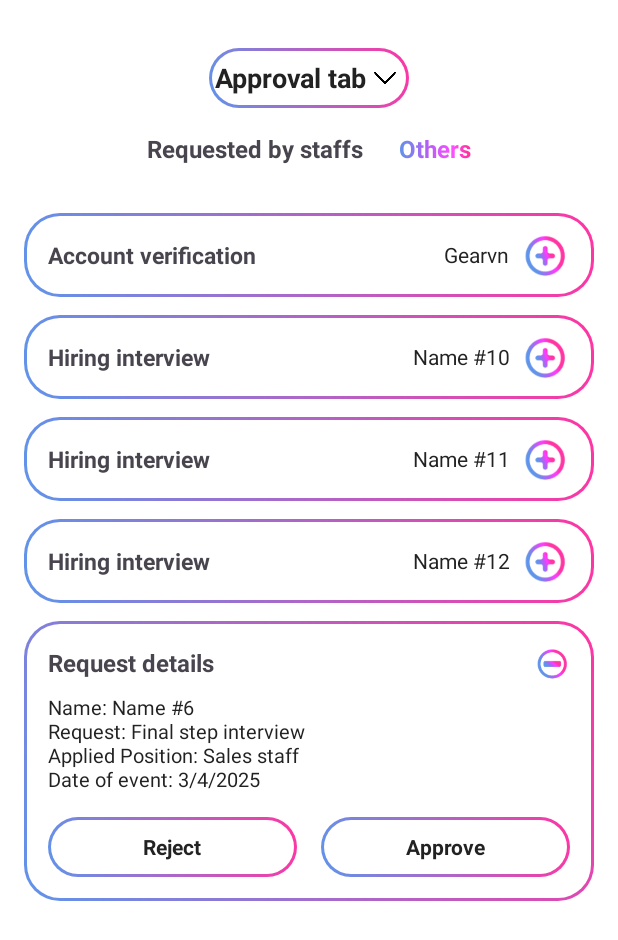
After one commit to kelvincodevn/PRM392_Project, an Android app: the layout admin_approval_others.xml on its own in the app's theme, with its tools: preview values and no code run, on a phone screen of 412 x 824 dp. The commit adds this screen. Shown: the top 940 px of the screen. Run offline under Robolectric (Android 15) with nearby library versions, the phone set to English and light mode, and no system bars.

Commit message:
add more tabs

```diff
--- a/app/src/main/AndroidManifest.xml
+++ b/app/src/main/AndroidManifest.xml
@@ -12,7 +12,7 @@
         android:supportsRtl="true"
         android:theme="@style/Theme.PCBuilderGuideApp"
         tools:targetApi="31">
-        <activity android:name=".MainActivity" android:exported="true">
+        <activity android:name=".AdminDashboardActivity" android:exported="true">
             <intent-filter>
                 <action android:name="android.intent.action.MAIN" />
                 <category android:name="android.intent.category.LAUNCHER" />
--- a/app/src/main/java/com/example/pcbuilderguideapp/AdminDashboardActivity.java
+++ b/app/src/main/java/com/example/pcbuilderguideapp/AdminDashboardActivity.java
@@ -5,14 +5,14 @@ import android.view.LayoutInflater;
 import android.view.View;
 import android.widget.LinearLayout;
 import android.widget.PopupWindow;
-import android.widget.TextView;
+
 import androidx.appcompat.app.AppCompatActivity;
 
 public class AdminDashboardActivity extends AppCompatActivity {
     @Override
     protected void onCreate(Bundle savedInstanceState) {
         super.onCreate(savedInstanceState);
-        setContentView(R.layout.admin_dashboard);
+        setContentView(R.layout.admin_general_dashboard);
 
         View dropdownButton = findViewById(R.id.dropdown_container);
         dropdownButton.setOnClickListener(v -> {
--- /dev/null
+++ b/app/src/main/res/layout/admin_approval_others.xml
@@ -0,0 +1,312 @@
+<?xml version="1.0" encoding="utf-8"?>
+<androidx.constraintlayout.widget.ConstraintLayout xmlns:android="http://schemas.android.com/apk/res/android"
+    xmlns:app="http://schemas.android.com/apk/res-auto"
+    android:layout_width="match_parent"
+    android:layout_height="match_parent"
+    android:background="#FFF">
+
+    <!-- Dropdown for Approval tab -->
+    <LinearLayout
+        android:id="@+id/approval_dropdown_container"
+        android:layout_width="wrap_content"
+        android:layout_height="40dp"
+        android:orientation="horizontal"
+        android:background="@drawable/custom_button"
+        android:padding="4dp"
+        android:layout_marginTop="32dp"
+        android:gravity="center_vertical"
+        app:layout_constraintTop_toTopOf="parent"
+        app:layout_constraintStart_toStartOf="parent"
+        app:layout_constraintEnd_toEndOf="parent">
+
+        <TextView
+            android:id="@+id/approval_dropdown_text"
+            android:layout_width="wrap_content"
+            android:layout_height="wrap_content"
+            android:text="Approval tab"
+            android:textStyle="bold"
+            android:textColor="#222"
+            android:textSize="18sp" />
+
+        <ImageView
+            android:id="@+id/approval_dropdown_icon"
+            android:layout_width="24dp"
+            android:layout_height="24dp"
+            android:src="@drawable/icon_dropdown"
+            android:contentDescription="Dropdown" />
+    </LinearLayout>
+
+    <!-- Tabs: Requested by staffs / Others -->
+    <LinearLayout
+        android:id="@+id/approval_tabs_container"
+        android:layout_width="wrap_content"
+        android:layout_height="wrap_content"
+        android:orientation="horizontal"
+        android:layout_marginTop="16dp"
+        app:layout_constraintTop_toBottomOf="@id/approval_dropdown_container"
+        app:layout_constraintStart_toStartOf="parent"
+        app:layout_constraintEnd_toEndOf="parent">
+
+        <TextView
+            android:id="@+id/tab_requested_by_staffs"
+            android:layout_width="wrap_content"
+            android:layout_height="wrap_content"
+            android:text="Requested by staffs"
+            android:textSize="16sp"
+            android:textStyle="bold"
+            android:paddingEnd="24dp"
+            android:paddingBottom="8dp"/>
+        <com.example.pcbuilder.GradientTextView
+            android:id="@+id/tab_others"
+            android:layout_width="wrap_content"
+            android:layout_height="wrap_content"
+            android:text="Others"
+            android:textSize="16sp"
+            android:textStyle="bold"
+            android:textColor="#222"
+            android:paddingBottom="8dp" />
+    </LinearLayout>
+
+    <!-- Scrollable list of requests -->
+    <ScrollView
+        android:layout_width="0dp"
+        android:layout_height="0dp"
+        android:layout_marginTop="24dp"
+        android:layout_marginStart="16dp"
+        android:layout_marginEnd="16dp"
+        app:layout_constraintTop_toBottomOf="@id/approval_tabs_container"
+        app:layout_constraintStart_toStartOf="parent"
+        app:layout_constraintEnd_toEndOf="parent"
+        app:layout_constraintBottom_toBottomOf="parent">
+
+        <LinearLayout
+            android:id="@+id/requests_list"
+            android:layout_width="match_parent"
+            android:layout_height="wrap_content"
+            android:orientation="vertical">
+
+            <!-- Example Request Item (Collapsed) - Account verification -->
+            <FrameLayout
+                android:layout_width="match_parent"
+                android:layout_height="56dp"
+                android:layout_marginBottom="12dp"
+                android:background="@drawable/custom_button">
+                <LinearLayout
+                    android:layout_width="match_parent"
+                    android:layout_height="match_parent"
+                    android:orientation="horizontal"
+                    android:gravity="center_vertical"
+                    android:paddingStart="16dp"
+                    android:paddingEnd="16dp">
+                    <TextView
+                        android:layout_width="0dp"
+                        android:layout_height="wrap_content"
+                        android:layout_weight="1"
+                        android:text="Account verification"
+                        android:textSize="15sp"
+                        android:textStyle="bold"
+                         />
+                    <TextView
+                        android:layout_width="wrap_content"
+                        android:layout_height="wrap_content"
+                        android:text="Gearvn"
+                        android:textColor="#222"
+                        android:textSize="14sp"
+                        android:layout_marginEnd="8dp" />
+                    <ImageView
+                        android:layout_width="32dp"
+                        android:layout_height="32dp"
+                        android:src="@drawable/ic_plus_gradient"
+                        android:contentDescription="Expand" />
+                </LinearLayout>
+            </FrameLayout>
+
+            <!-- Example Request Item (Collapsed) - Hiring interview #10 -->
+            <FrameLayout
+                android:layout_width="match_parent"
+                android:layout_height="56dp"
+                android:layout_marginBottom="12dp"
+                android:background="@drawable/custom_button">
+                <LinearLayout
+                    android:layout_width="match_parent"
+                    android:layout_height="match_parent"
+                    android:orientation="horizontal"
+                    android:gravity="center_vertical"
+                    android:paddingStart="16dp"
+                    android:paddingEnd="16dp">
+                    <TextView
+                        android:layout_width="0dp"
+                        android:layout_height="wrap_content"
+                        android:layout_weight="1"
+                        android:text="Hiring interview"
+                        android:textSize="15sp"
+                        android:textStyle="bold"
+                         />
+                    <TextView
+                        android:layout_width="wrap_content"
+                        android:layout_height="wrap_content"
+                        android:text="Name #10"
+                        android:textColor="#222"
+                        android:textSize="14sp"
+                        android:layout_marginEnd="8dp" />
+                    <ImageView
+                        android:layout_width="32dp"
+                        android:layout_height="32dp"
+                        android:src="@drawable/ic_plus_gradient"
+                        android:contentDescription="Expand" />
+                </LinearLayout>
+            </FrameLayout>
+
+             <!-- Example Request Item (Collapsed) - Hiring interview #11 -->
+            <FrameLayout
+                android:layout_width="match_parent"
+                android:layout_height="56dp"
+                android:layout_marginBottom="12dp"
+                android:background="@drawable/custom_button">
+                <LinearLayout
+                    android:layout_width="match_parent"
+                    android:layout_height="match_parent"
+                    android:orientation="horizontal"
+                    android:gravity="center_vertical"
+                    android:paddingStart="16dp"
+                    android:paddingEnd="16dp">
+                    <TextView
+                        android:layout_width="0dp"
+                        android:layout_height="wrap_content"
+                        android:layout_weight="1"
+                        android:text="Hiring interview"
+                        android:textSize="15sp"
+                        android:textStyle="bold"
+                         />
+                    <TextView
+                        android:layout_width="wrap_content"
+                        android:layout_height="wrap_content"
+                        android:text="Name #11"
+                        android:textColor="#222"
+                        android:textSize="14sp"
+                        android:layout_marginEnd="8dp" />
+                    <ImageView
+                        android:layout_width="32dp"
+                        android:layout_height="32dp"
+                        android:src="@drawable/ic_plus_gradient"
+                        android:contentDescription="Expand" />
+                </LinearLayout>
+            </FrameLayout>
+
+             <!-- Example Request Item (Collapsed) - Hiring interview #12 -->
+            <FrameLayout
+                android:layout_width="match_parent"
+                android:layout_height="56dp"
+                android:layout_marginBottom="12dp"
+                android:background="@drawable/custom_button">
+                <LinearLayout
+                    android:layout_width="match_parent"
+                    android:layout_height="match_parent"
+                    android:orientation="horizontal"
+                    android:gravity="center_vertical"
+                    android:paddingStart="16dp"
+                    android:paddingEnd="16dp">
+                    <TextView
+                        android:layout_width="0dp"
+                        android:layout_height="wrap_content"
+                        android:layout_weight="1"
+                        android:text="Hiring interview"
+                        android:textSize="15sp"
+                        android:textStyle="bold"
+                         />
+                    <TextView
+                        android:layout_width="wrap_content"
+                        android:layout_height="wrap_content"
+                        android:text="Name #12"
+                        android:textColor="#222"
+                        android:textSize="14sp"
+                        android:layout_marginEnd="8dp" />
+                    <ImageView
+                        android:layout_width="32dp"
+                        android:layout_height="32dp"
+                        android:src="@drawable/ic_plus_gradient"
+                        android:contentDescription="Expand" />
+                </LinearLayout>
+            </FrameLayout>
+
+            <!-- Example Request Item (Expanded) -->
+            <FrameLayout
+                android:layout_width="match_parent"
+                android:layout_height="wrap_content"
+                android:layout_marginBottom="12dp"
+                android:background="@drawable/custom_button">
+                <LinearLayout
+                    android:layout_width="match_parent"
+                    android:layout_height="wrap_content"
+                    android:orientation="vertical"
+                    android:padding="16dp">
+                    <LinearLayout
+                        android:layout_width="match_parent"
+                        android:layout_height="wrap_content"
+                        android:orientation="horizontal"
+                        android:gravity="center_vertical">
+                        <TextView
+                            android:layout_width="0dp"
+                            android:layout_height="wrap_content"
+                            android:layout_weight="1"
+                            android:text="Request details"
+                            android:textSize="16sp"
+                            android:textStyle="bold" />
+                        <ImageView
+                            android:layout_width="24dp"
+                            android:layout_height="24dp"
+                            android:src="@drawable/ic_minus_gradient"
+                            android:contentDescription="Collapse" />
+                    </LinearLayout>
+                    <TextView
+                        android:layout_width="wrap_content"
+                        android:layout_height="wrap_content"
+                        android:text="Name: Name #6\nRequest: Final step interview\nApplied Position: Sales staff\nDate of event: 3/4/2025"
+                        android:textColor="#222"
+                        android:textSize="13sp"
+                        android:layout_marginTop="8dp" />
+                    <!-- Buttons -->
+                    <LinearLayout
+                        android:layout_width="match_parent"
+                        android:layout_height="wrap_content"
+                        android:orientation="horizontal"
+                        android:gravity="center"
+                        android:layout_marginTop="16dp">
+                        <FrameLayout
+                            android:layout_width="0dp"
+                            android:layout_height="40dp"
+                            android:layout_weight="1"
+                            android:layout_marginEnd="8dp"
+                            android:background="@drawable/custom_button">
+                            <TextView
+                                android:layout_width="match_parent"
+                                android:layout_height="match_parent"
+                                android:text="Reject"
+                                android:textColor="#222"
+                                android:textStyle="bold"
+                                android:gravity="center"
+                                android:textSize="14sp" />
+                        </FrameLayout>
+                        <FrameLayout
+                            android:layout_width="0dp"
+                            android:layout_height="40dp"
+                            android:layout_weight="1"
+                            android:layout_marginStart="8dp"
+                            android:background="@drawable/custom_button">
+                            <TextView
+                                android:layout_width="match_parent"
+                                android:layout_height="match_parent"
+                                android:text="Approve"
+                                android:textColor="#222"
+                                android:textStyle="bold"
+                                android:gravity="center"
+                                android:textSize="14sp" />
+                        </FrameLayout>
+                    </LinearLayout>
+                </LinearLayout>
+            </FrameLayout>
+
+        </LinearLayout>
+    </ScrollView>
+
+</androidx.constraintlayout.widget.ConstraintLayout>
```
Also changed, not shown: app/src/main/res/layout/admin_approval_request.xml (added, +275 -0 lines), app/src/main/res/layout/admin_management_thirdparty.xml (renamed from app/src/main/res/layout/admin_thirdparty.xml, +9 -9 lines), app/src/main/res/layout/admin_general_dashboard.xml (renamed from app/src/main/res/layout/admin_dashboard.xml), app/src/main/res/layout/admin_management_staff.xml (renamed from app/src/main/res/layout/admin_management.xml).
